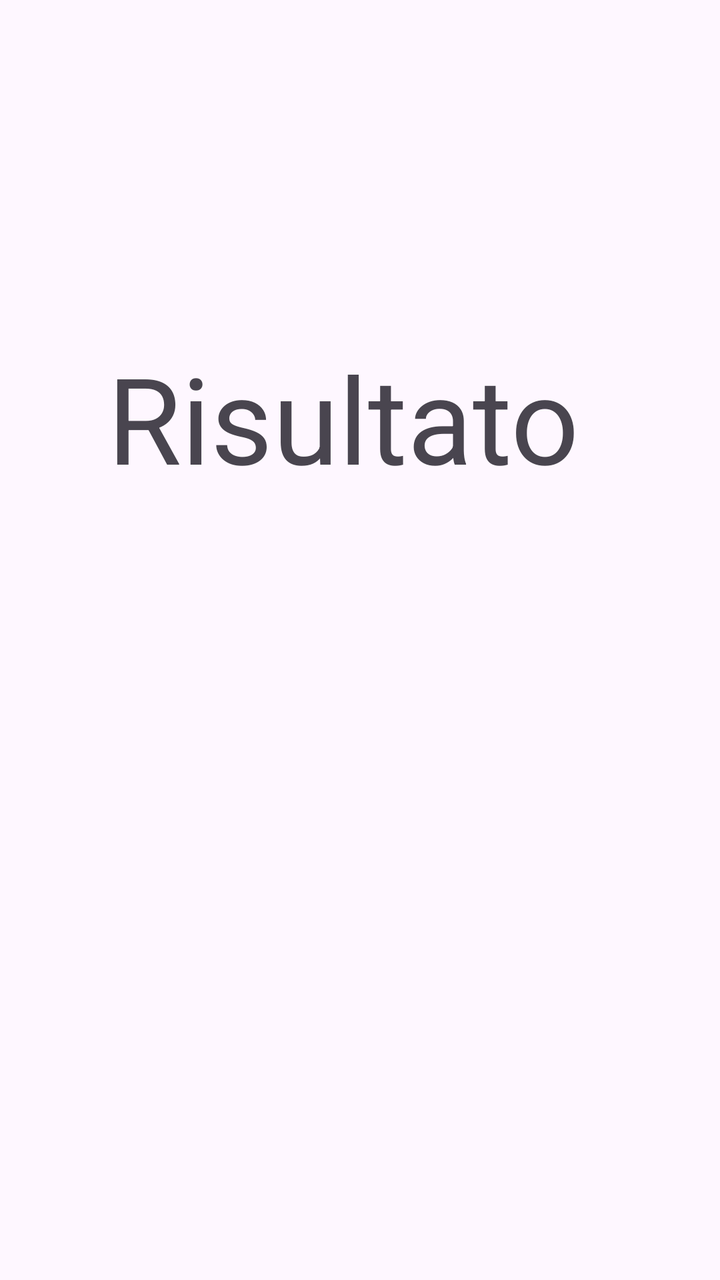
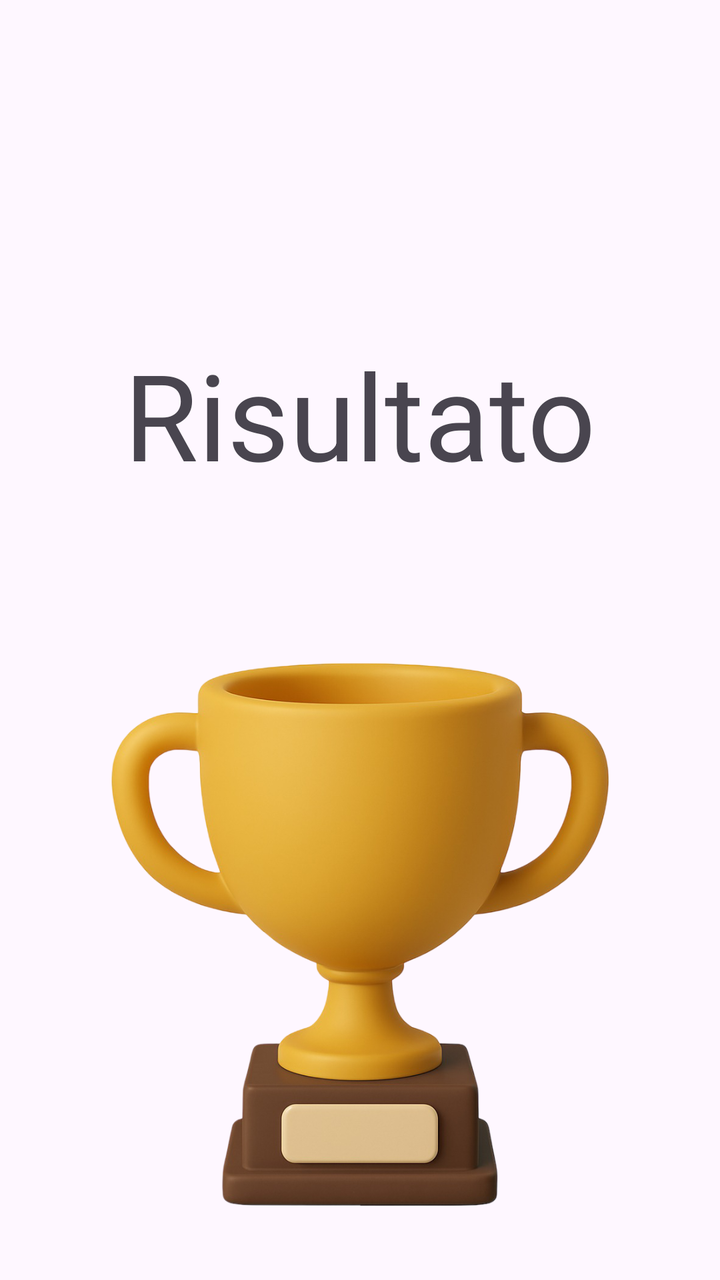

The first picture is an Android layout as it rendered before a commit; the second is the same layout after the commit. The layout source and the unified diff follow.
<!-- AndroidManifest.xml: application theme Theme.RollTheDice -->
<!-- res/layout/activity_terza.xml -->
<?xml version="1.0" encoding="utf-8"?>
<androidx.constraintlayout.widget.ConstraintLayout xmlns:android="http://schemas.android.com/apk/res/android"
    xmlns:app="http://schemas.android.com/apk/res-auto"
    xmlns:tools="http://schemas.android.com/tools"
    android:id="@+id/main"
    android:layout_width="match_parent"
    android:layout_height="match_parent"
    tools:context=".TerzaActivity">

    <TextView
        android:id="@+id/textViewRisultato"
        android:layout_width="wrap_content"
        android:layout_height="wrap_content"
        android:text="Risultato"
        android:textAlignment="center"
        android:textSize="60sp"
        app:layout_constraintBottom_toBottomOf="parent"
        app:layout_constraintEnd_toEndOf="parent"
        app:layout_constraintHorizontal_bias="0.433"
        app:layout_constraintStart_toStartOf="parent"
        app:layout_constraintTop_toTopOf="parent"
        app:layout_constraintVertical_bias="0.301" />
</androidx.constraintlayout.widget.ConstraintLayout>
<!-- resources referenced by this layout -->
<resources>
  <style name="Theme.RollTheDice" parent="Base.Theme.RollTheDice" />
  <style name="Base.Theme.RollTheDice" parent="Theme.Material3.DayNight.NoActionBar">
          
          
      </style>
</resources>

<!-- the commit's change to res/layout/activity_terza.xml (unified diff, before → after) -->
@@ -16,8 +16,19 @@
         android:textSize="60sp"
         app:layout_constraintBottom_toBottomOf="parent"
         app:layout_constraintEnd_toEndOf="parent"
-        app:layout_constraintHorizontal_bias="0.433"
         app:layout_constraintStart_toStartOf="parent"
         app:layout_constraintTop_toTopOf="parent"
-        app:layout_constraintVertical_bias="0.301" />
+        app:layout_constraintVertical_bias="0.298" />
+
+    <ImageView
+        android:id="@+id/imageViewIcone"
+        android:layout_width="311dp"
+        android:layout_height="334dp"
+        android:layout_marginTop="52dp"
+        app:layout_constraintBottom_toBottomOf="parent"
+        app:layout_constraintEnd_toEndOf="parent"
+        app:layout_constraintStart_toStartOf="parent"
+        app:layout_constraintTop_toBottomOf="@+id/textViewRisultato"
+        app:layout_constraintVertical_bias="0.0"
+        app:srcCompat="@drawable/coppa" />
 </androidx.constraintlayout.widget.ConstraintLayout>
<!-- resource entries referenced after the edit -->
@@ -1,5 +1,6 @@
 <!-- resources referenced by this layout -->
 <resources>
+  <!-- drawable coppa: png bitmap (drawable, 400600 bytes) -->
   <style name="Theme.RollTheDice" parent="Base.Theme.RollTheDice" />
   <style name="Base.Theme.RollTheDice" parent="Theme.Material3.DayNight.NoActionBar">
           
